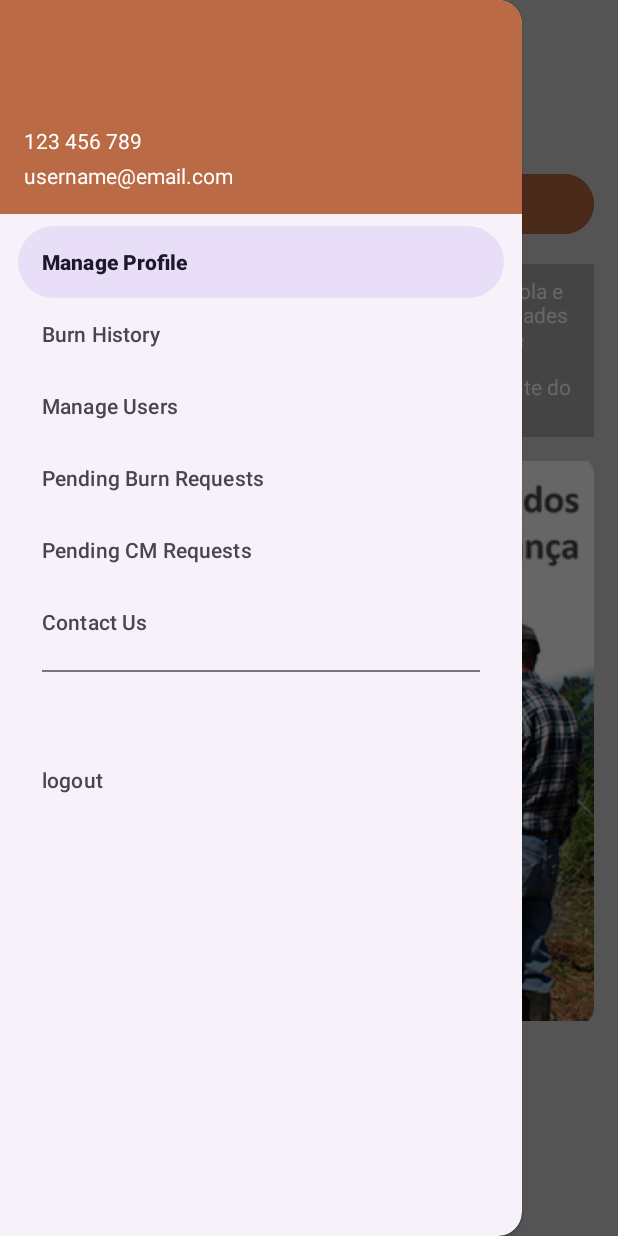
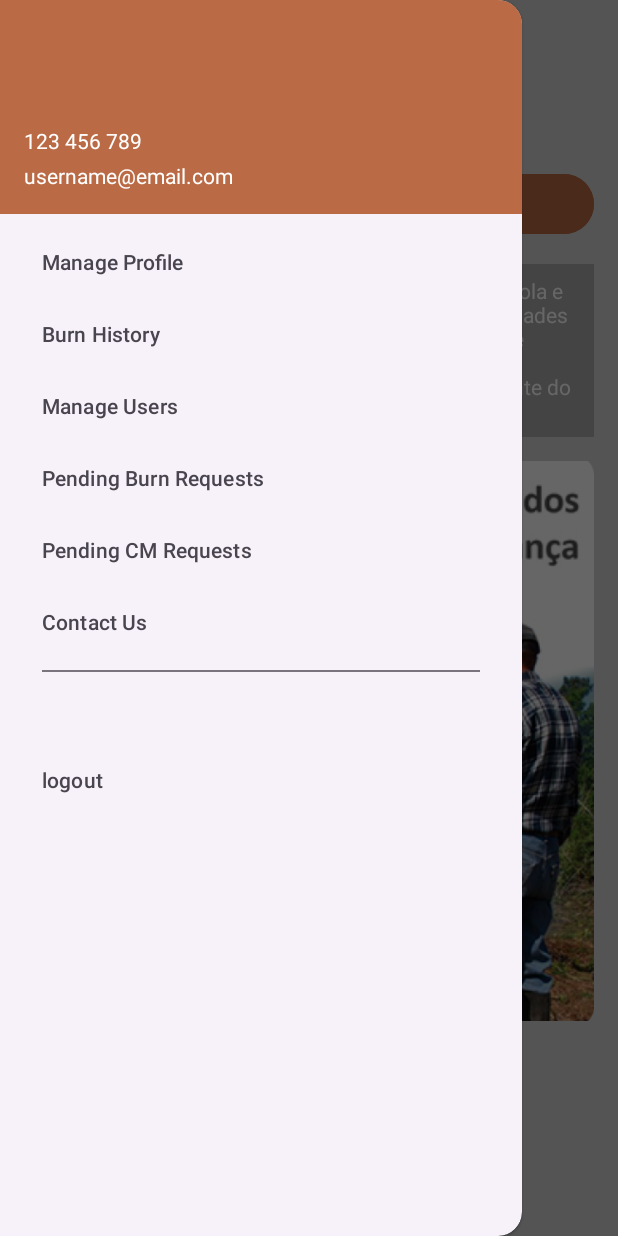
Before and after one commit to AAVANDRE10/ChamaSeguraAPP, an Android app: the fragment_home screen opened through its navigation route, with the side drawer open, on a phone screen of 412 x 824 dp. Run offline under Robolectric (Android 15) with nearby library versions, the phone set to English and light mode, and no system bars; our stand-ins replace navigation-ui.

Commit message:
resolve bug side menu

```diff
--- a/app/src/main/java/com/example/chamasegura/MainActivity.kt
+++ b/app/src/main/java/com/example/chamasegura/MainActivity.kt
@@ -8,15 +8,22 @@ import androidx.appcompat.app.AppCompatActivity
 import androidx.core.view.GravityCompat
 import androidx.appcompat.widget.Toolbar
 import androidx.drawerlayout.widget.DrawerLayout
+import androidx.navigation.NavController
+import androidx.navigation.fragment.NavHostFragment
+import androidx.navigation.ui.AppBarConfiguration
+import androidx.navigation.ui.NavigationUI
 import com.google.android.material.navigation.NavigationView
 
 class MainActivity : AppCompatActivity(), NavigationView.OnNavigationItemSelectedListener {
-    public lateinit var drawerLayout: DrawerLayout
+    private lateinit var drawerLayout: DrawerLayout
+    private lateinit var navController: NavController
+    private lateinit var appBarConfiguration: AppBarConfiguration
+
     override fun onCreate(savedInstanceState: Bundle?) {
         super.onCreate(savedInstanceState)
         setContentView(R.layout.activity_main)
 
-        drawerLayout = findViewById<DrawerLayout>(R.id.drawer_layout)
+        drawerLayout = findViewById(R.id.drawer_layout)
 
         val toolbar = findViewById<Toolbar>(R.id.toolbar)
         setSupportActionBar(toolbar)
@@ -27,24 +34,64 @@ class MainActivity : AppCompatActivity(), NavigationView.OnNavigationItemSelecte
         val toggle = ActionBarDrawerToggle(this, drawerLayout, toolbar, R.string.open_nav, R.string.close_nav)
         drawerLayout.addDrawerListener(toggle)
         toggle.syncState()
+
+        val navHostFragment = supportFragmentManager.findFragmentById(R.id.nav_host_fragment) as NavHostFragment
+        navController = navHostFragment.navController
+
+        appBarConfiguration = AppBarConfiguration(
+            setOf(
+                R.id.fragment_home,
+                R.id.fragment_manage_profile,
+                R.id.fragment_burn_history,
+                R.id.fragment_contact_us,
+                R.id.fragment_county_history,
+                R.id.fragment_manage_users,
+                R.id.fragment_manage_user
+            ), drawerLayout
+        )
+
+        NavigationUI.setupActionBarWithNavController(this, navController, appBarConfiguration)
+
+        navController.addOnDestinationChangedListener { _, destination, _ ->
+            when (destination.id) {
+                R.id.fragment_home,
+                R.id.fragment_manage_profile,
+                R.id.fragment_burn_history,
+                R.id.fragment_contact_us,
+                R.id.fragment_county_history,
+                R.id.fragment_manage_users,
+                R.id.fragment_manage_user -> {
+                    drawerLayout.setDrawerLockMode(DrawerLayout.LOCK_MODE_UNLOCKED)
+                }
+                else -> {
+                    drawerLayout.setDrawerLockMode(DrawerLayout.LOCK_MODE_LOCKED_CLOSED)
+                }
+            }
+        }
+
         if (savedInstanceState == null) {
-            supportFragmentManager.beginTransaction()
-            navigationView.setCheckedItem(R.id.nav_home)
+            navController.navigate(R.id.fragment_first_screen)
         }
     }
+
     override fun onNavigationItemSelected(item: MenuItem): Boolean {
         when (item.itemId) {
-            R.id.nav_settings -> supportFragmentManager.beginTransaction()
+            R.id.nav_settings -> navController.navigate(R.id.fragment_manage_profile)
             R.id.nav_logout -> Toast.makeText(this, "Logout!", Toast.LENGTH_SHORT).show()
         }
         drawerLayout.closeDrawer(GravityCompat.START)
         return true
     }
+
+    override fun onSupportNavigateUp(): Boolean {
+        return NavigationUI.navigateUp(navController, appBarConfiguration) || super.onSupportNavigateUp()
+    }
+
     override fun onBackPressed() {
         if (drawerLayout.isDrawerOpen(GravityCompat.START)) {
             drawerLayout.closeDrawer(GravityCompat.START)
         } else {
-            onBackPressedDispatcher.onBackPressed()
+            super.onBackPressed()
         }
     }
 }
--- a/app/src/main/java/com/example/chamasegura/fragments/fragment_home.kt
+++ b/app/src/main/java/com/example/chamasegura/fragments/fragment_home.kt
@@ -5,9 +5,8 @@ import androidx.fragment.app.Fragment
 import android.view.LayoutInflater
 import android.view.View
 import android.view.ViewGroup
+import androidx.appcompat.app.AppCompatActivity
 import androidx.appcompat.widget.Toolbar
-import androidx.core.view.GravityCompat
-import com.example.chamasegura.MainActivity
 import com.example.chamasegura.R
 
 class fragment_home : Fragment() {
@@ -16,15 +15,13 @@ class fragment_home : Fragment() {
         inflater: LayoutInflater, container: ViewGroup?,
         savedInstanceState: Bundle?
     ): View? {
-        val view = inflater.inflate(R.layout.fragment_home, container, false)
+        return inflater.inflate(R.layout.fragment_home, container, false)
+    }
+    override fun onViewCreated(view: View, savedInstanceState: Bundle?) {
+        super.onViewCreated(view, savedInstanceState)
 
-        // Configurar a toolbar
         val toolbar = view.findViewById<Toolbar>(R.id.toolbar)
-        toolbar.setNavigationIcon(R.drawable.baseline_menu_24)
-        toolbar.setNavigationOnClickListener {
-            (activity as MainActivity).drawerLayout.openDrawer(GravityCompat.START)
-        }
-
-        return view
+        (activity as? AppCompatActivity)?.setSupportActionBar(toolbar)
+        (activity as? AppCompatActivity)?.supportActionBar?.title = ""
     }
 }
--- a/app/src/main/java/com/example/chamasegura/fragments/fragment_manage_profile.kt
+++ b/app/src/main/java/com/example/chamasegura/fragments/fragment_manage_profile.kt
@@ -5,6 +5,7 @@ import androidx.fragment.app.Fragment
 import android.view.LayoutInflater
 import android.view.View
 import android.view.ViewGroup
+import androidx.appcompat.app.AppCompatActivity
 import androidx.appcompat.widget.Toolbar
 import androidx.core.view.GravityCompat
 import com.example.chamasegura.MainActivity
@@ -16,16 +17,13 @@ class fragment_manage_profile : Fragment() {
         inflater: LayoutInflater, container: ViewGroup?,
         savedInstanceState: Bundle?
     ): View? {
-        // Inflate the layout for this fragment
-        val view = inflater.inflate(R.layout.fragment_manage_profile, container, false)
+        return inflater.inflate(R.layout.fragment_manage_profile, container, false)
+    }
+    override fun onViewCreated(view: View, savedInstanceState: Bundle?) {
+        super.onViewCreated(view, savedInstanceState)
 
-        // Configurar a toolbar
         val toolbar = view.findViewById<Toolbar>(R.id.toolbar)
-        toolbar.setNavigationIcon(R.drawable.baseline_menu_24)
-        toolbar.setNavigationOnClickListener {
-            (activity as MainActivity).drawerLayout.openDrawer(GravityCompat.START)
-        }
-
-        return view
+        (activity as? AppCompatActivity)?.setSupportActionBar(toolbar)
+        (activity as? AppCompatActivity)?.supportActionBar?.title = ""
     }
 }
--- a/app/src/main/res/layout/activity_main.xml
+++ b/app/src/main/res/layout/activity_main.xml
@@ -14,6 +14,15 @@
         android:background="#EFEFEF"
         android:gravity="center"
         android:orientation="vertical">
+
+        <androidx.appcompat.widget.Toolbar
+            android:id="@+id/toolbar"
+            android:layout_width="match_parent"
+            android:layout_height="?attr/actionBarSize"
+            android:background="?attr/colorPrimary"
+            app:layout_constraintTop_toTopOf="parent"
+            app:layout_constraintLeft_toLeftOf="parent"
+            app:layout_constraintRight_toRightOf="parent"/>
 
         <androidx.fragment.app.FragmentContainerView
             android:id="@+id/nav_host_fragment"
--- a/app/src/main/res/layout/fragment_home.xml
+++ b/app/src/main/res/layout/fragment_home.xml
@@ -20,6 +20,7 @@
             android:layout_height="wrap_content"
             android:background="@android:color/transparent"
             android:theme="@style/ThemeOverlay.AppCompat.Dark.ActionBar"
+            app:navigationIcon="@drawable/baseline_menu_24"
             android:layout_gravity="center"/>
         <TextView
             android:layout_width="wrap_content"
```
